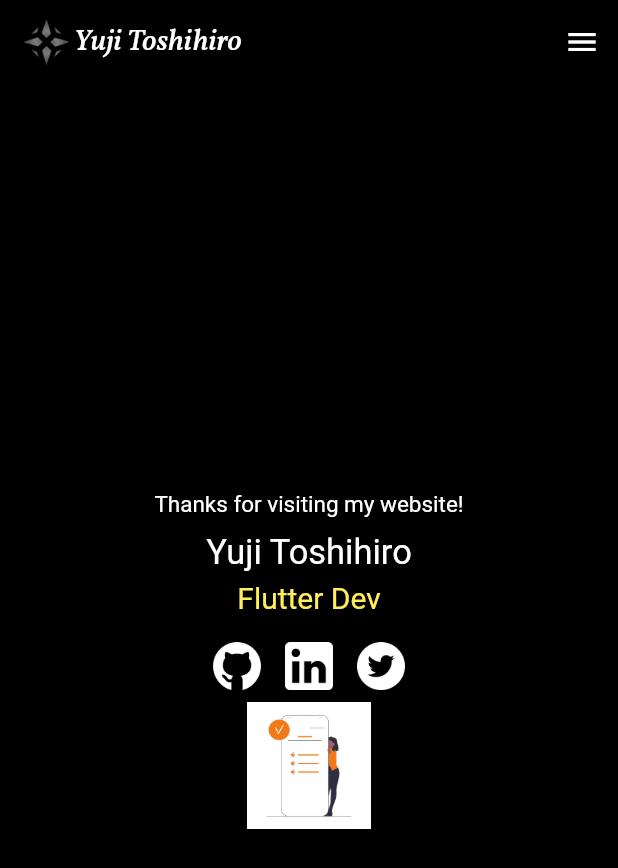
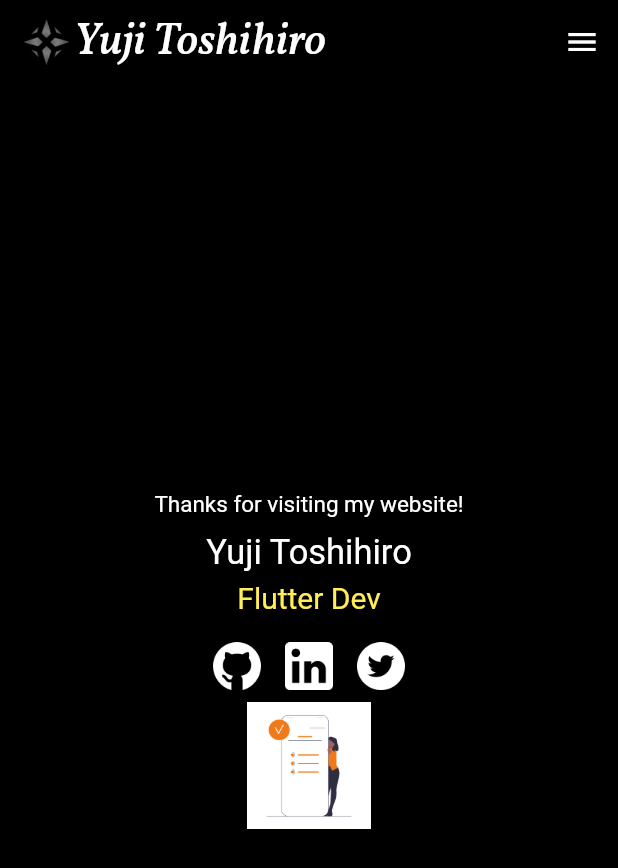
Before and after one commit to honganji/portfolio, a Flutter app: the screen it shows after launch, on a phone screen of 412 x 824 dp. Shown: the top 868 px of the screen. Run offline on Flutter 3.47's test engine with Material 2 defaults, Android fonts, the phone set to English and light mode, and no system bars; our stand-ins replace firebase_core, flutter_staggered_animations; accounts and stored records are empty.

Commit message:
delete safearea and modify font size of mobile screen

```diff
--- a/lib/layout/mobile_layout.dart
+++ b/lib/layout/mobile_layout.dart
@@ -11,10 +11,10 @@ class MobileLayout extends StatelessWidget {
   @override
   Widget build(BuildContext context) {
     List<Widget> widgetList = [
-      const SafeArea(child: MobileHome()),
-      const SafeArea(child: MobileAbout()),
-      const SafeArea(child: MobileExperience()),
-      const SafeArea(child: MobileProjects()),
+      const MobileHome(),
+      const MobileAbout(),
+      const MobileExperience(),
+      const MobileProjects(),
     ];
     PageController controller = PageController();
     return Scaffold(
@@ -75,7 +75,7 @@ class MobileLayout extends StatelessWidget {
                 ),
                 const Text(
                   "Yuji Toshihiro",
-                  style: TextStyle(fontSize: 20, fontFamily: "Vollkorn"),
+                  style: TextStyle(fontSize: 30, fontFamily: "Vollkorn"),
                 ),
               ],
             ),
--- a/lib/sections/projects/mobile_projects.dart
+++ b/lib/sections/projects/mobile_projects.dart
@@ -23,7 +23,7 @@ class MobileProjects extends StatelessWidget {
               style: TextStyle(
                 color: Colors.white,
                 decoration: TextDecoration.underline,
-                fontSize: 17,
+                fontSize: 25,
               ),
             ),
             Expanded(
--- a/lib/widgets/mobile_mobile_app_box.dart
+++ b/lib/widgets/mobile_mobile_app_box.dart
@@ -74,12 +74,12 @@ class _DesktopMobileAppBoxState extends State<MobileMobileAppBox> {
                         ),
                         SizedBox(height: height * 0.008),
                         SizedBox(
-                          height: height * 0.07,
+                          // height: height * 0.07,
                           width: width * 0.4,
                           child: Text(
                             widget.project.description,
                             overflow: TextOverflow.ellipsis,
-                            maxLines: 4,
+                            maxLines: 5,
                             softWrap: true,
                           ),
                         ),
@@ -95,7 +95,6 @@ class _DesktopMobileAppBoxState extends State<MobileMobileAppBox> {
                       ],
                     ),
                     SizedBox(
-                      width: width * 0.3,
                       height: height * 0.04,
                       child: ElevatedButton(
                         style: ElevatedButton.styleFrom(
--- a/lib/widgets/mobile_web_app_box.dart
+++ b/lib/widgets/mobile_web_app_box.dart
@@ -68,7 +68,7 @@ class _MobileWebAppBoxState extends State<MobileWebAppBox> {
                     ),
                     SizedBox(height: height * 0.008),
                     SizedBox(
-                      height: height * 0.03,
+                      height: height * 0.05,
                       width: width * 0.6,
                       child: Text(
                         widget.project.description,
@@ -77,7 +77,6 @@ class _MobileWebAppBoxState extends State<MobileWebAppBox> {
                         softWrap: true,
                       ),
                     ),
-                    SizedBox(height: height * 0.008),
                     const Divider(
                       color: Colors.black,
                       height: 1,
@@ -87,7 +86,6 @@ class _MobileWebAppBoxState extends State<MobileWebAppBox> {
                       height: height * 0.01,
                     ),
                     SizedBox(
-                      width: width * 0.3,
                       height: height * 0.04,
                       child: ElevatedButton(
                         style: ElevatedButton.styleFrom(
```
Also changed, not shown: 3 other files.
